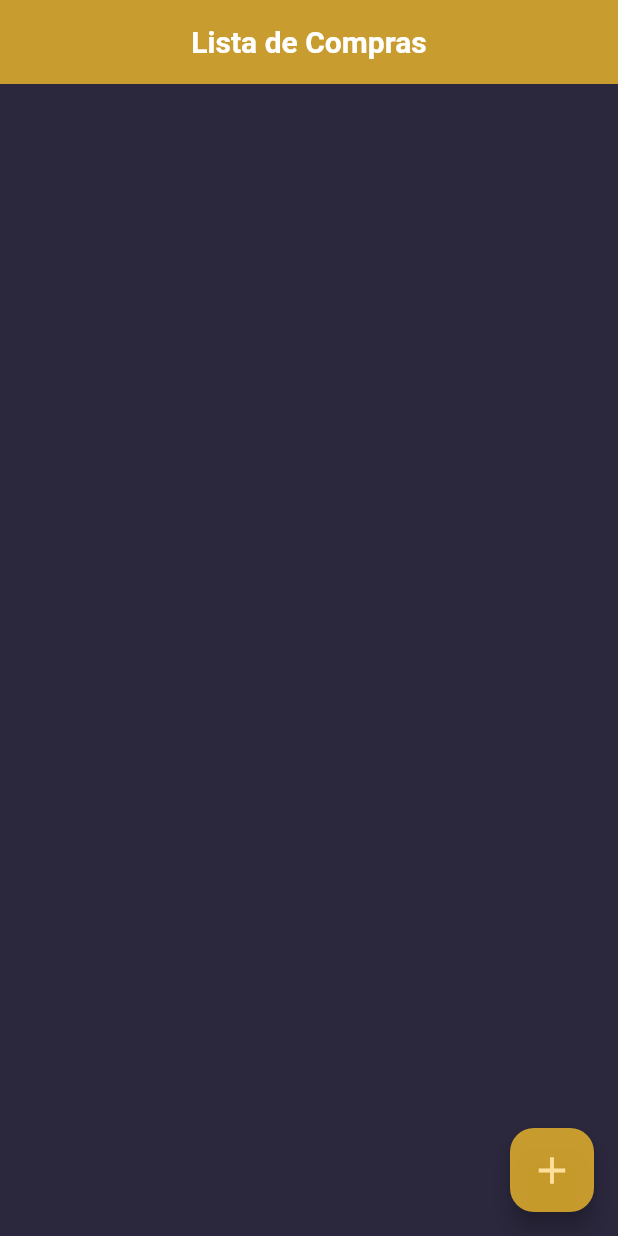
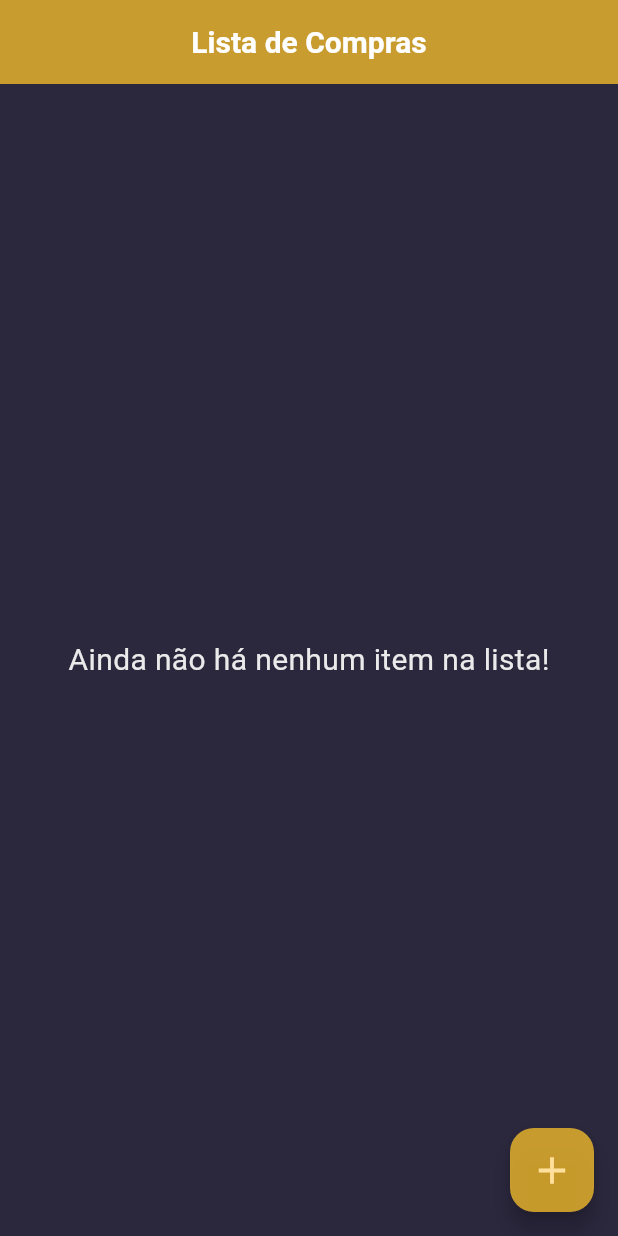
Before and after one commit to Vinicius-b-oliveira/shopping_cart_app, a Flutter app: the screen it shows after launch, on a phone screen of 412 x 824 dp. Run offline on Flutter 3.47's test engine with Material 3 defaults, Android fonts, the phone set to English and light mode, and no system bars; our stand-ins replace flutter_dotenv, flutter_riverpod, freezed_annotation, riverpod_annotation, supabase_flutter; accounts and stored records are empty; generated files the repository leaves out were written again.

Commit message:
Feedback de quando não há nenhum item na lista

```diff
--- a/lib/presentation/views/shopping_list_screen.dart
+++ b/lib/presentation/views/shopping_list_screen.dart
@@ -44,7 +44,16 @@ class _ShoppingListScreenState extends ConsumerState<ShoppingListScreen> {
                     ? _buildItemList(itemsAsync.value ?? [])
                     : const Center(child: CircularProgressIndicator()),
         error: (error, stack) => Center(child: Text('Error: $error')),
-        data: (items) => _buildItemList(items),
+        data:
+            (items) =>
+                items.isEmpty
+                    ? Center(
+                      child: Text(
+                        'Ainda não há nenhum item na lista!',
+                        style: TextStyle(fontSize: 20),
+                      ),
+                    )
+                    : _buildItemList(items),
       ),
       floatingActionButton: FloatingActionButton(
         onPressed: _handleAddItem,
```
